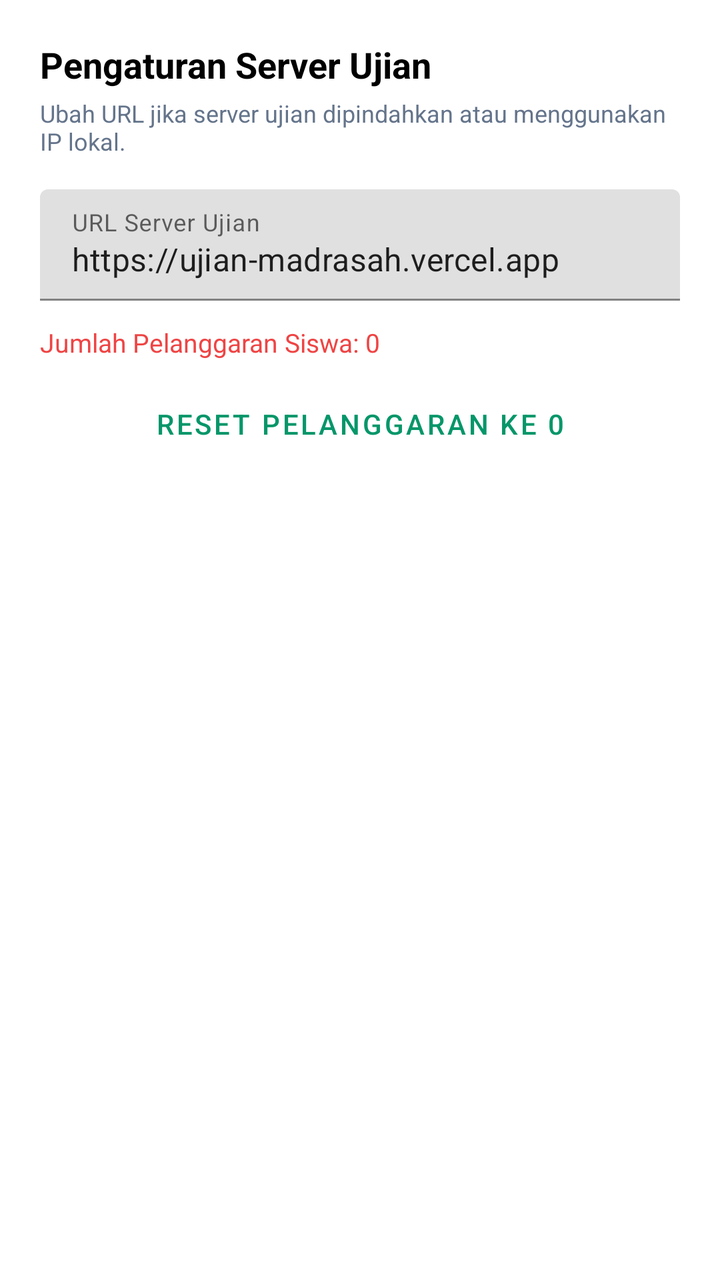
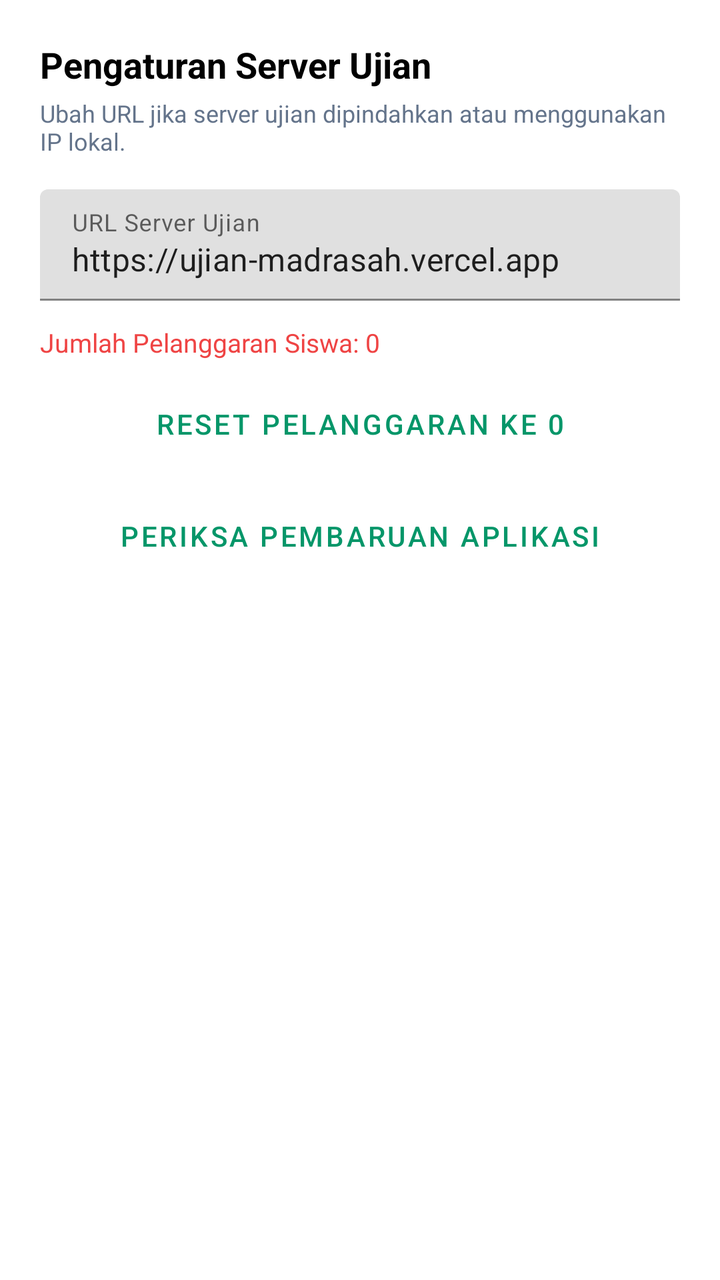

Compare the two renders of this Android layout. The source of the first and the diff that turns it into the second are given below.
<!-- AndroidManifest.xml: application theme Theme.ExambroMadrasah -->
<!-- res/layout/dialog_settings.xml -->
<?xml version="1.0" encoding="utf-8"?>
<LinearLayout xmlns:android="http://schemas.android.com/apk/res/android"
    android:layout_width="match_parent"
    android:layout_height="wrap_content"
    android:orientation="vertical"
    android:padding="20dp">

    <TextView
        android:layout_width="wrap_content"
        android:layout_height="wrap_content"
        android:text="Pengaturan Server Ujian"
        android:textColor="@color/black"
        android:textSize="18sp"
        android:textStyle="bold" />

    <TextView
        android:layout_width="wrap_content"
        android:layout_height="wrap_content"
        android:layout_marginTop="4dp"
        android:text="Ubah URL jika server ujian dipindahkan atau menggunakan IP lokal."
        android:textColor="@color/gray_text"
        android:textSize="12sp" />

    <com.google.android.material.textfield.TextInputLayout
        android:layout_width="match_parent"
        android:layout_height="wrap_content"
        android:layout_marginTop="16dp"
        android:hint="URL Server Ujian">

        <com.google.android.material.textfield.TextInputEditText
            android:id="@+id/etExamUrl"
            android:layout_width="match_parent"
            android:layout_height="wrap_content"
            android:inputType="textUri"
            android:text="https://ujian-madrasah.vercel.app" />
    </com.google.android.material.textfield.TextInputLayout>

    <TextView
        android:id="@+id/tvViolationStatus"
        android:layout_width="wrap_content"
        android:layout_height="wrap_content"
        android:layout_marginTop="12dp"
        android:text="Jumlah Pelanggaran Siswa: 0"
        android:textColor="@color/danger"
        android:textSize="13sp" />

    <Button
        android:id="@+id/btnResetViolations"
        style="@style/Widget.MaterialComponents.Button.OutlinedButton"
        android:layout_width="match_parent"
        android:layout_height="wrap_content"
        android:layout_marginTop="8dp"
        android:text="Reset Pelanggaran ke 0"
        android:textColor="@color/primary" />

</LinearLayout>
<!-- resources referenced by this layout -->
<resources>
  <color name="black">#000000</color>
  <color name="danger">#EF4444</color>
  <color name="gray_text">#64748B</color>
  <color name="primary">#059669</color>
  <style name="Theme.ExambroMadrasah" parent="Theme.MaterialComponents.Light.NoActionBar">
          <item name="colorPrimary">@color/primary</item>
          <item name="colorPrimaryDark">@color/primary_dark</item>
          <item name="colorAccent">@color/accent</item>
          <item name="android:windowFullscreen">true</item>
          <item name="android:windowContentOverlay">@null</item>
      </style>
  <color name="primary_dark">#047857</color>
  <color name="accent">#10B981</color>
</resources>

<!-- the commit's change to res/layout/dialog_settings.xml (unified diff, before → after) -->
@@ -53,4 +53,13 @@
         android:text="Reset Pelanggaran ke 0"
         android:textColor="@color/primary" />
 
+    <Button
+        android:id="@+id/btnCheckUpdate"
+        style="@style/Widget.MaterialComponents.Button.OutlinedButton"
+        android:layout_width="match_parent"
+        android:layout_height="wrap_content"
+        android:layout_marginTop="8dp"
+        android:text="Periksa Pembaruan Aplikasi"
+        android:textColor="@color/primary" />
+
 </LinearLayout>
